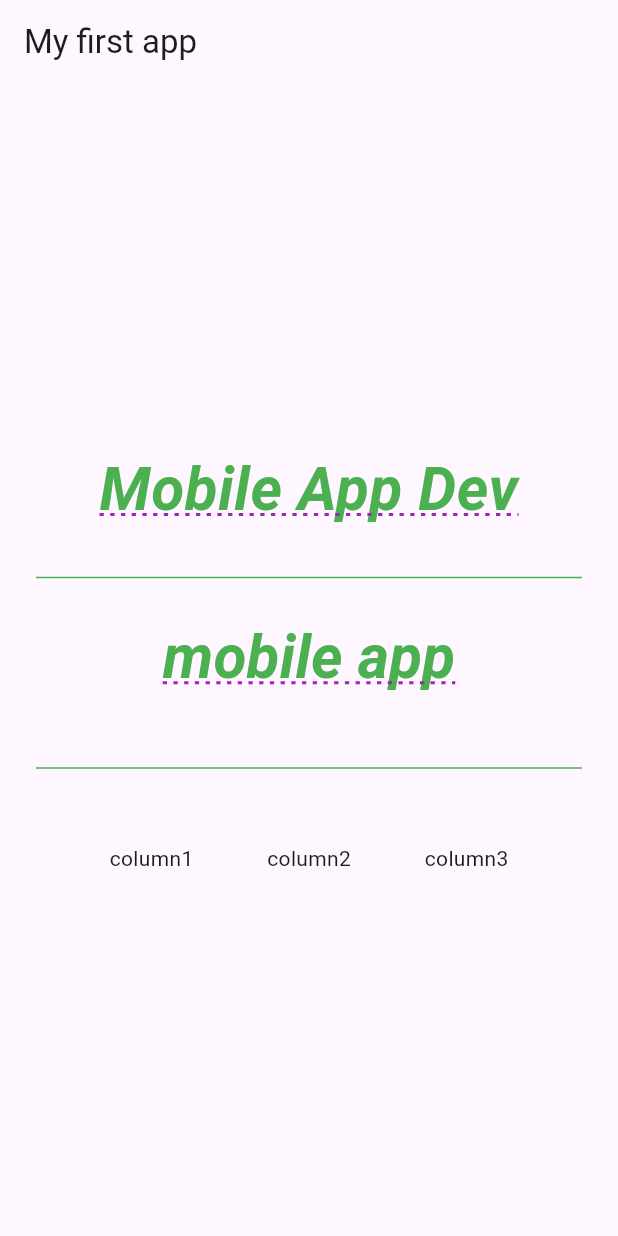
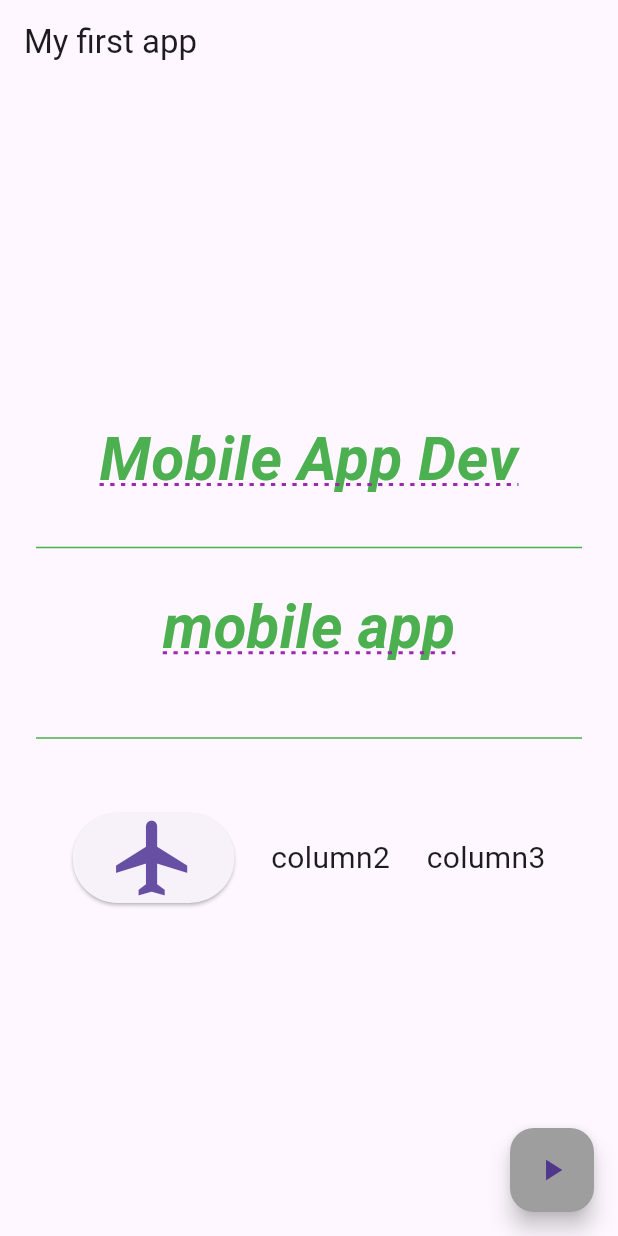
Before and after one commit to abrsh6266/1st-flutter-app, a Flutter app: the screen it shows after launch, on a phone screen of 412 x 824 dp. Run offline on Flutter 3.47's test engine with Material 3 defaults, Android fonts, the phone set to English and light mode, and no system bars.

Commit message:
some updates

```diff
--- a/lib/home.dart
+++ b/lib/home.dart
@@ -44,25 +44,45 @@ class Home extends StatelessWidget {
                     fontStyle: FontStyle.italic,
                     fontWeight: FontWeight.bold,
                   ),
-                )
-                ),
+                )),
                 const Divider(
                   height: 100.0,
                   color: Colors.green,
                 ),
-                const Row(
+                Row(
                   mainAxisAlignment: MainAxisAlignment.spaceEvenly,
                   crossAxisAlignment: CrossAxisAlignment.center,
                   children: <Widget>[
-                    Text('column1'),
-                    Text('column2'),
-                    Text('column3'),
+                    ElevatedButton(
+                        onPressed: () {},
+                        child: const Icon(
+                          Icons.flight,
+                          size: 60.0,
+                        )),
+                    const Text(
+                      'column2',
+                      style: TextStyle(fontSize: 20.0),
+                    ),
+                    // Image.asset(
+                    //   'assets/images/your_image.png', // Replace 'your_image.png' with your actual image asset path
+                    //   width: 40,
+                    //   height: 40,
+                    // ),
+                    const Text(
+                      'column3',
+                      style: TextStyle(fontSize: 20.0),
+                    ),
                   ],
                 )
               ],
             ),
           ),
         ),
+      ),
+      floatingActionButton: FloatingActionButton(
+        onPressed: () {},
+        backgroundColor: Colors.grey,
+        child: const Icon(Icons.play_arrow),
       ),
     );
   }
```
